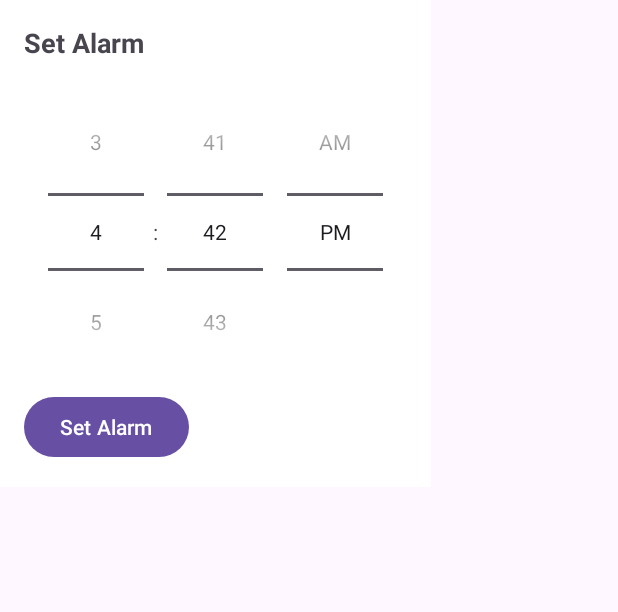
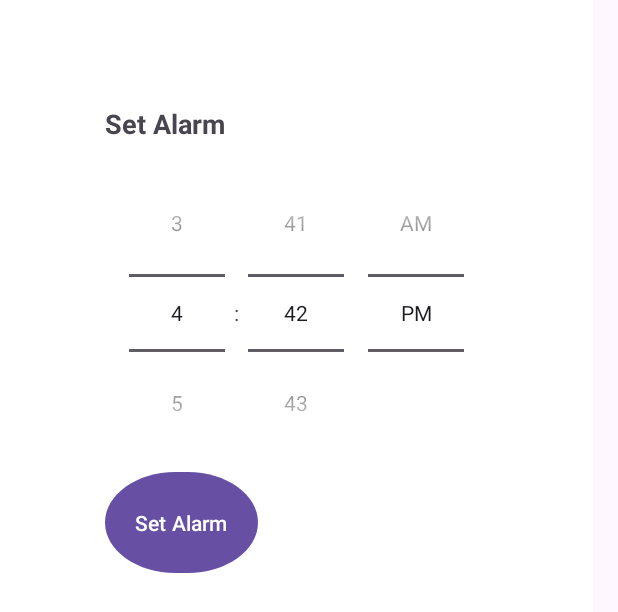
Before and after one commit to t4i-dev/Clock_Application, an Android app: the layout activity_setup.xml on its own in the app's theme, with its tools: preview values and no code run, on a phone screen of 412 x 824 dp. Shown: the top 612 px of the screen. Run offline under Robolectric (Android 15) with nearby library versions, the phone set to English and light mode, and no system bars.

Commit message:
Add alarm button

```diff
--- a/app/src/main/res/layout/activity_setup.xml
+++ b/app/src/main/res/layout/activity_setup.xml
@@ -4,7 +4,7 @@
     android:layout_width="wrap_content"
     android:layout_height="wrap_content"
     android:orientation="vertical"
-    android:padding="16dp"
+    android:padding="70dp"
     android:background="@android:color/white">
 
     <TextView
@@ -20,11 +20,15 @@
         android:id="@+id/time_picker"
         android:layout_width="wrap_content"
         android:layout_height="wrap_content"
-        android:timePickerMode="spinner" />
+        android:timePickerMode="spinner"
+        />
 
     <Button
         android:id="@+id/set_alarm_button"
         android:layout_width="wrap_content"
         android:layout_height="wrap_content"
-        android:text="Set Alarm" />
+        android:text="Set Alarm"
+        android:background="@drawable/button_foronoff"
+        android:backgroundTint="#FF1212"
+        android:padding="20dp"/>
 </LinearLayout>
```
Also changed, not shown: app/src/main/java/com/example/clockapplication/AlarmPage.java (+8 -11 lines), app/src/main/java/com/example/clockapplication/AlarmSetUp.java (+21 -0 lines).
